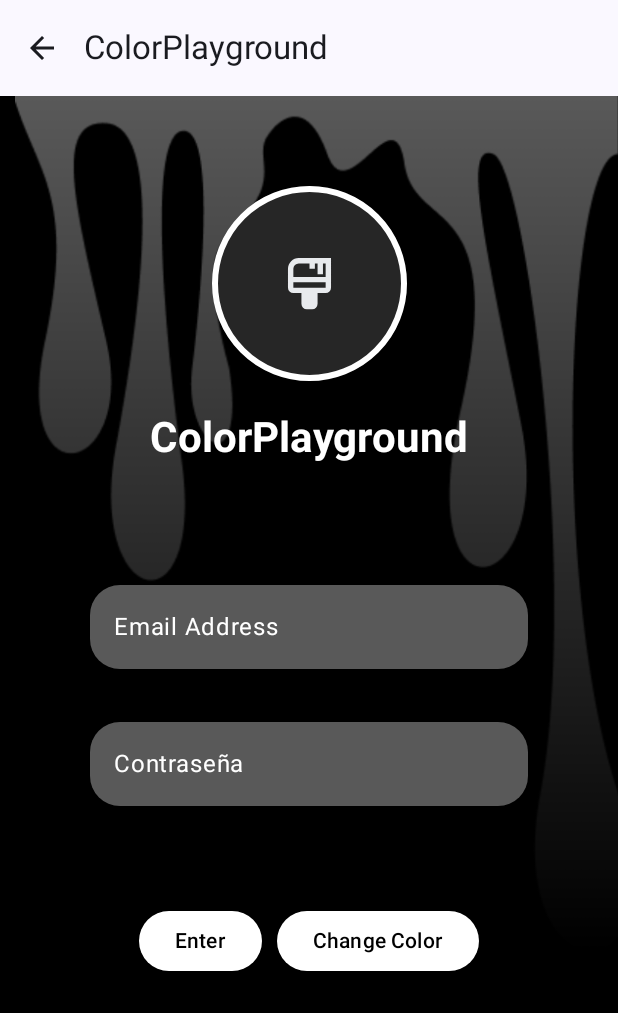
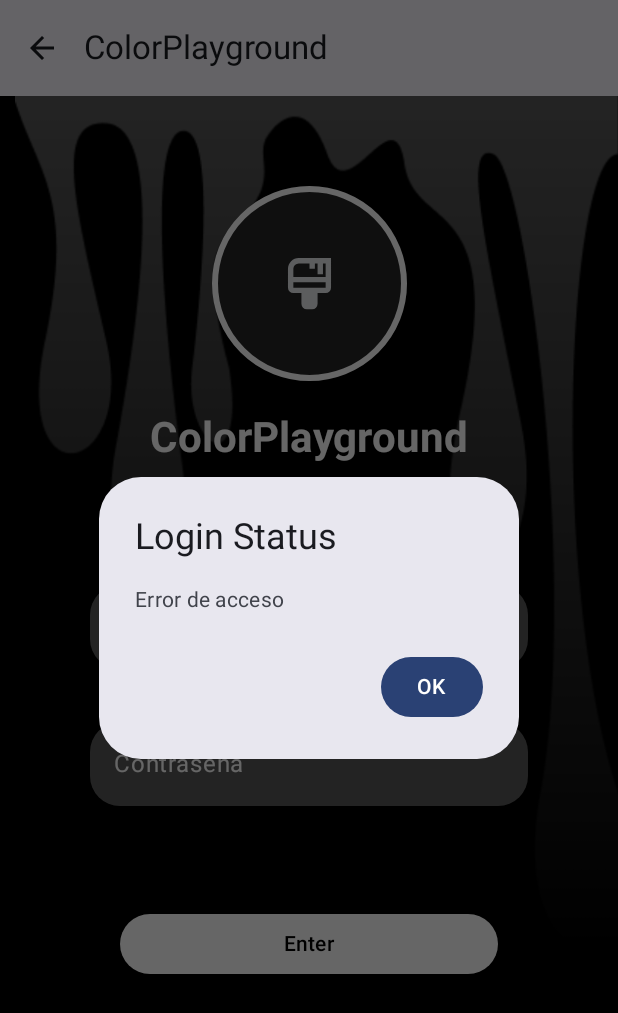
Before and after one commit to 0spol/ColorPlayground, an Android app built with Jetpack Compose: the LoginPreviewS screen opened through its navigation route, after a tap on "Enter", on a phone screen of 412 x 824 dp. Shown: the top 1013 px of the screen. Run offline under Robolectric (Android 15) with nearby library versions, the phone set to English and light mode, and no system bars; our stand-ins replace Dagger/Hilt's generated code, Room's generated code, livedata-compose.

Commit message:
Login : Ajustes finais

```diff
--- a/app/src/main/java/com/colorplayground/application/navigation/NavWrapper.kt
+++ b/app/src/main/java/com/colorplayground/application/navigation/NavWrapper.kt
@@ -2,7 +2,6 @@ package com.colorplayground.application.navigation
 
 import android.app.Application
 import androidx.compose.runtime.Composable
-import androidx.compose.ui.graphics.Color
 import androidx.compose.ui.platform.LocalContext
 import androidx.hilt.navigation.compose.hiltViewModel
 import androidx.navigation.compose.NavHost
@@ -13,8 +12,8 @@ import com.colorplayground.application.ui.screen.ImagePreviewS
 import com.colorplayground.application.ui.screen.MainS
 import com.colorplayground.application.ui.screen.MenuS
 import com.colorplayground.application.ui.screen.SaveS
-import com.colorplayground.application.ui.viewmodel.LoginPaletteVM
 import com.colorplayground.application.ui.viewmodel.LoginValidacionVM
+
 
 @Composable
 fun NavWrapper() {
@@ -39,31 +38,15 @@ fun NavWrapper() {
                 navigateToImagePreview = { navController.navigate(ImagePreviewS) },
             )
         }
-        composable<MenuS> {
-            val loginPaletteVM: LoginPaletteVM = hiltViewModel()
-            val loginValidacionVM: LoginValidacionVM = hiltViewModel()
-            val context = LocalContext.current.applicationContext as Application
+        composable<LoginPreviewS> {
             LoginPreviewS(
                 navigateBack = { navController.popBackStack() },
-                viewModel = loginPaletteVM,
-                loginViewModel = loginValidacionVM,
+                loginViewModel = hiltViewModel(),
                 onLoginClick = { email, password ->
-                    loginValidacionVM.validateLogin(
-                        email,
-                        password
-                    )
+
                 },
-                onChangeColorClick = {
-                    loginPaletteVM.chanceBackgroundColorAll(Color.Cyan)
-                    loginPaletteVM.changeTintColor(Color.Cyan)
-                    loginPaletteVM.changeButtonColor(Color.Cyan)
-                    loginPaletteVM.changeButtonTextColor(Color.DarkGray)
-                    loginPaletteVM.changeIconColor(Color.Cyan)
-                    loginPaletteVM.changeTextColor(Color.White)
-                    loginPaletteVM.changeBackgroundColor(Color.DarkGray)
-                    loginPaletteVM.changeStrokeColor(Color.Cyan)
-                },
-                application = context
+                onChangeColorClick = {},
+                application = LocalContext.current.applicationContext as Application
             )
         }
         composable<ImagePreviewS> {
--- a/app/src/main/java/com/colorplayground/application/ui/component/DynamicButton.kt
+++ b/app/src/main/java/com/colorplayground/application/ui/component/DynamicButton.kt
@@ -13,8 +13,9 @@ fun DynamicButton(backgroundColor: Color, text: String, onClick: () -> Unit, mod
     val textColor = if (isColorLight(backgroundColor)) Color.Black else Color.White
 
     Button(
-        onClick = { /* ação do botão */ },
-        colors = ButtonDefaults.buttonColors(backgroundColor)
+        onClick = onClick,
+        colors = ButtonDefaults.buttonColors(backgroundColor),
+        modifier = modifier
     ) {
         Text(text, color = textColor)
     }
--- a/app/src/main/java/com/colorplayground/application/ui/screen/LoginPreviewS.kt
+++ b/app/src/main/java/com/colorplayground/application/ui/screen/LoginPreviewS.kt
@@ -1,6 +1,7 @@
 package com.colorplayground.application.ui.screen
 
 import android.app.Application
+import android.util.Log
 import androidx.compose.foundation.Image
 import androidx.compose.foundation.background
 import androidx.compose.foundation.border
@@ -14,11 +15,14 @@ import androidx.compose.foundation.layout.fillMaxWidth
 import androidx.compose.foundation.layout.height
 import androidx.compose.foundation.layout.padding
 import androidx.compose.foundation.layout.size
+import androidx.compose.foundation.layout.width
 import androidx.compose.foundation.shape.CircleShape
 import androidx.compose.foundation.shape.RoundedCornerShape
 import androidx.compose.foundation.text.KeyboardOptions
 import androidx.compose.material.icons.Icons
 import androidx.compose.material.icons.filled.ArrowBack
+import androidx.compose.material3.AlertDialog
+import androidx.compose.material3.Button
 import androidx.compose.material3.ExperimentalMaterial3Api
 import androidx.compose.material3.Icon
 import androidx.compose.material3.IconButton
@@ -27,7 +31,9 @@ import androidx.compose.material3.Scaffold
 import androidx.compose.material3.Text
 import androidx.compose.material3.TopAppBar
 import androidx.compose.runtime.Composable
+import androidx.compose.runtime.LaunchedEffect
 import androidx.compose.runtime.getValue
+import androidx.compose.runtime.livedata.observeAsState
 import androidx.compose.runtime.mutableStateOf
 import androidx.compose.runtime.remember
 import androidx.compose.runtime.setValue
@@ -50,7 +56,6 @@ import com.colorplayground.application.ui.theme.black_Color
 import com.colorplayground.application.ui.theme.default_tint_color
 import com.colorplayground.application.ui.theme.new_tint_color
 import com.colorplayground.application.ui.theme.white_Color
-import com.colorplayground.application.ui.viewmodel.LoginPaletteVM
 import com.colorplayground.application.ui.viewmodel.LoginValidacionVM
 
 
@@ -60,12 +65,19 @@ fun LoginPreviewS(
     onLoginClick: (String, String) -> Unit,
     onChangeColorClick: () -> Unit,
     navigateBack: () -> Unit,
-    viewModel: LoginPaletteVM,
     loginViewModel: LoginValidacionVM,
     application: Application
 ) {
     var email by remember { mutableStateOf("") }
     var password by remember { mutableStateOf("") }
+
+    var showDialog by remember { mutableStateOf(false) }
+    var dialogMessage by remember { mutableStateOf("") }
+
+    val successfulMessage = stringResource(id = R.string.successful)
+    val failedMessage = stringResource(id = R.string.failed)
+
+    val loginState by loginViewModel.loginState.observeAsState()
 
     val bitmapRepository = remember { BitmapRepository(application) }
     val gradientImageBitmap: ImageBitmap = remember(Color.Red) {
@@ -129,7 +141,7 @@ fun LoginPreviewS(
 
                     Spacer(modifier = Modifier.height(20.dp))
 
-                    // Title
+                    // Título
                     Text(
                         text = stringResource(id = R.string.textView_Login),
                         style = MaterialTheme.typography.headlineMedium.copy(
@@ -153,7 +165,7 @@ fun LoginPreviewS(
 
                     Spacer(modifier = Modifier.height(35.dp))
 
-                    // Password Field
+                    // Contraseña FIeld
                     DynamicTextField(
                         value = password,
                         onValueChange = { password = it },
@@ -167,40 +179,59 @@ fun LoginPreviewS(
 
                     Spacer(modifier = Modifier.height(50.dp))
 
-                    // Login Button
                     Row(
                         modifier = Modifier
                             .fillMaxWidth()
-                            .padding(vertical = 8.dp),
-                        horizontalArrangement = Arrangement.spacedBy(10.dp)
+                            .padding(vertical = 18.dp),
+                        horizontalArrangement = Arrangement.Center
                     ) {
-                        // Botão de Login
-                        Row(
+                        // Botón de Login
+                        DynamicButton(
                             modifier = Modifier
-                                .fillMaxWidth()
-                                .padding(vertical = 8.dp),
-                            horizontalArrangement = Arrangement.spacedBy(10.dp, Alignment.CenterHorizontally)
-                        ) {
-                            // Botão de Login
-                            DynamicButton(
-                                modifier = Modifier.weight(1f),
-                                backgroundColor = white_Color,
-                                text = stringResource(id = R.string.button_right),
-                                onClick = { onLoginClick(email, password) }
-                            )
+                                .fillMaxWidth(1f)
+                                .padding(horizontal = 20.dp),
+                            backgroundColor = white_Color,
+                            text = stringResource(id = R.string.button_right),
+                            onClick = { loginViewModel.validateLogin(email, password) }
+                        )
+                    }
 
-                            // Botão de Mudar Cor
-                            DynamicButton(
-                                backgroundColor = white_Color,
-                                text = "Change Color",
-                                onClick = {
+                    LaunchedEffect(loginState) {
+                        when (loginState) {
+                            LoginValidacionVM.LoginState.SUCCESS -> {
+                                dialogMessage = successfulMessage
+                                showDialog = true
+                            }
+                            LoginValidacionVM.LoginState.FAILURE -> {
+                                dialogMessage = failedMessage
+                                showDialog = true
+                            }
+                            else -> {
+                                showDialog = false
+                            }
+                        }
+                    }
 
-                                },
-                                modifier = Modifier.weight(1f)
-                            )
-                        }
+                    if (showDialog) {
+                        AlertDialog(
+                            onDismissRequest = {
+                                showDialog = false
+                                loginViewModel.resetLoginState()
+                            },
+                            title = { Text(text = stringResource(id = R.string.topLogin)) },
+                            text = { Text(text = dialogMessage) },
+                            confirmButton = {
+                                Button(onClick = {
+                                    showDialog = false
+                                    loginViewModel.resetLoginState()
+                                }) {
+                                    Text(text = stringResource(id = R.string.bottom))
+                                }
+                            }
+                        )
+                    }
 
-                    }
+
                 }
             }
         }
--- a/app/src/main/java/com/colorplayground/application/ui/viewmodel/LoginPaletteVM.kt
+++ /dev/null
@@ -1,106 +0,0 @@
-package com.colorplayground.application.ui.viewmodel
-
-
-import android.app.Application
-import android.graphics.Bitmap
-import androidx.compose.runtime.State
-import androidx.compose.runtime.mutableStateOf
-import androidx.compose.ui.graphics.Color
-import androidx.compose.ui.graphics.toArgb
-import androidx.lifecycle.AndroidViewModel
-import androidx.lifecycle.LiveData
-import androidx.lifecycle.MutableLiveData
-import com.colorplayground.application.ui.theme.black_Color
-import com.colorplayground.application.ui.theme.white_Color
-import kotlinx.coroutines.flow.MutableStateFlow
-import kotlinx.coroutines.flow.StateFlow
-
-
-class LoginPaletteVM(application: Application) : AndroidViewModel(application) {
-
-    //Código que se comunica con LoginPalette
-
-    private val _backgroundColorAll = MutableLiveData<Int>()
-//    val backgroundColorAll: LiveData<Int> get() = _backgroundColorAll
-
-    private val _imageTintColor = MutableLiveData<Int>()
-//    val imageTintColor: LiveData<Int> get() = _imageTintColor
-
-    private val _gradientBitmap = MutableStateFlow(Color.Red)
-    val gradientBitmap: StateFlow<Color> get() = _gradientBitmap
-
-
-    private val _buttonColor = MutableLiveData<Int>()
-//    val buttonColor : LiveData<Int> get() = _buttonColor
-
-    private val _buttonTextColor = MutableLiveData<Int>()
-//    val buttonTextColor: LiveData<Int> get() = _buttonTextColor
-
-    private val _iconColor = MutableLiveData<Int>()
-//    val iconColor : LiveData<Int> get() = _iconColor
-
-    private val _textColor = MutableLiveData<Int>()
-//    val textColor : LiveData<Int> get() = _textColor
-
-    private val _backgroundColor = MutableLiveData<Int>()
-//    val backgroundColor: LiveData<Int> get() = _backgroundColor
-
-    private val _strokeColor = MutableLiveData<Int>()
-//    val strokeColor: LiveData<Int> get() = _strokeColor
-
-
-
-    //Color original
-    init {
-        _backgroundColorAll.value = black_Color.toArgb()
-        _imageTintColor.value = white_Color.toArgb()
-        _buttonColor.value = white_Color.toArgb()
-        _iconColor.value = white_Color.toArgb()
-        _textColor.value = white_Color.toArgb()
-        _backgroundColor.value = black_Color.toArgb()
-        _strokeColor.value = white_Color.toArgb()
-        _buttonTextColor.value = black_Color.toArgb()
-    }
-
-
-    fun chanceBackgroundColorAll(newColor: androidx.compose.ui.graphics.Color) {
-        _backgroundColorAll.value = newColor.toArgb()
-    }
-
-    fun changeButtonColor(newColor: androidx.compose.ui.graphics.Color) {
-        _buttonColor.value = newColor.toArgb()
-
-    }
-
-    fun changeButtonTextColor(newColor: androidx.compose.ui.graphics.Color) {
-        _buttonTextColor.value = newColor.toArgb()
-    }
-
-
-    fun changeTintColor(newColor: androidx.compose.ui.graphics.Color) {
-        _imageTintColor.value = newColor.toArgb()
-    }
-
-    fun changeIconColor(newColor: androidx.compose.ui.graphics.Color) {
-        _iconColor.value = newColor.toArgb()
-    }
-
-    fun changeTextColor(newColor: androidx.compose.ui.graphics.Color) {
-        _textColor.value = newColor.toArgb()
-    }
-
-    fun changeBackgroundColor(newColor: androidx.compose.ui.graphics.Color) {
-        _backgroundColor.value = newColor.toArgb()
-    }
-
-    fun changeStrokeColor(newColor: androidx.compose.ui.graphics.Color) {
-        _strokeColor.value = newColor.toArgb()
-    }
-
-    fun updateColor(newColor: Color) {
-        _gradientBitmap.value = newColor
-    }
-
-
-
-}
--- a/app/src/main/java/com/colorplayground/application/ui/viewmodel/LoginValidacionVM.kt
+++ b/app/src/main/java/com/colorplayground/application/ui/viewmodel/LoginValidacionVM.kt
@@ -4,10 +4,13 @@ import android.app.Application
 import androidx.lifecycle.AndroidViewModel
 import androidx.lifecycle.LiveData
 import androidx.lifecycle.MutableLiveData
+import dagger.hilt.android.lifecycle.HiltViewModel
+import javax.inject.Inject
 
-class LoginValidacionVM (application: Application) : AndroidViewModel(application) {
-    private val _loginState = MutableLiveData<LoginState>()
-    val loginState: LiveData<LoginState> get() = _loginState
+@HiltViewModel
+class LoginValidacionVM @Inject constructor(application: Application) : AndroidViewModel(application) {
+    private val _loginState = MutableLiveData<LoginState?>()
+    val loginState: LiveData<LoginState?> get() = _loginState
 
     enum class LoginState {
         SUCCESS, FAILURE
@@ -18,4 +21,8 @@ class LoginValidacionVM (application: Application) : AndroidViewModel(applicatio
         val isPasswordValid = password.length >= 8 && password.any { it.isLetter() } && password.any { it.isDigit() }
         _loginState.value = if (isEmailValid && isPasswordValid) LoginState.SUCCESS else LoginState.FAILURE
     }
+
+    fun resetLoginState() {
+        _loginState.value = null
+    }
 }
--- a/app/src/main/res/values/strings.xml
+++ b/app/src/main/res/values/strings.xml
@@ -5,4 +5,9 @@
     <string name="textView_Login">ColorPlayground</string>
     <string name="button_left">Cancel</string>
     <string name="button_right">Enter</string>
+    <string name="successful">Inicio de sesión exitoso</string>
+    <string name="failed">Error de acceso</string>
+    <string name="topLogin">Login Status</string>
+    <string name="bottom">OK</string>
+
 </resources>
```
